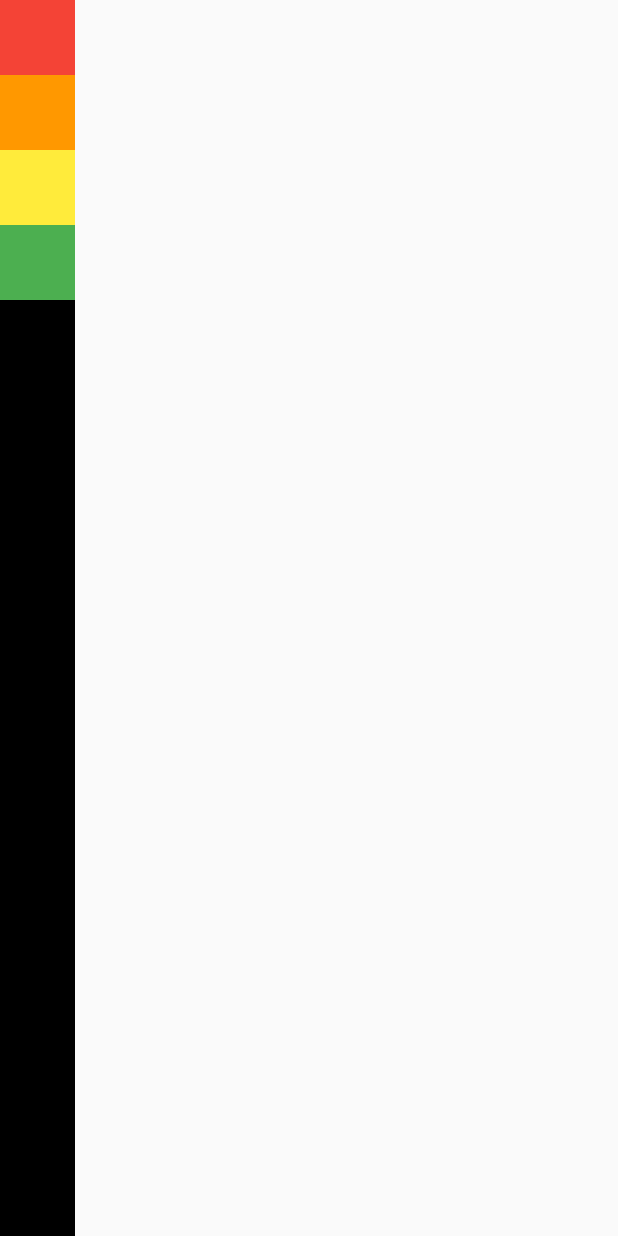
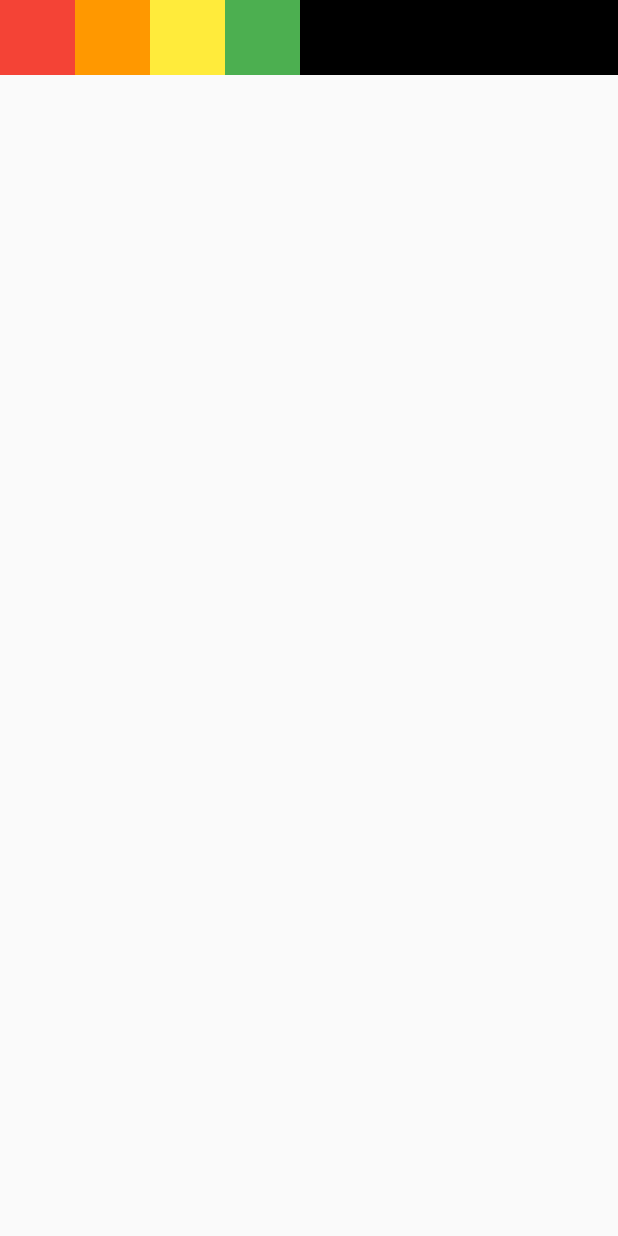
Before and after one commit to HHCHO0220/Flutter_Project, a Flutter app: the screen it shows after launch, on a phone screen of 412 x 824 dp. Run offline on Flutter 3.47's test engine with Material 2 defaults, Android fonts, the phone set to English and light mode, and no system bars.

Commit message:
[Feat] MainAxisAlignment

```diff
--- a/Beginner/row_column/lib/screen/home_screen.dart
+++ b/Beginner/row_column/lib/screen/home_screen.dart
@@ -10,7 +10,15 @@ class HomeScreen extends StatelessWidget {
         bottom: false,
         child: Container(
           color: Colors.black,
-          child: Column(
+          child: Row(
+            // MainAxisAlignment - 주축 정렬
+            // start - 시작
+            // end - 끝
+            // center - 가운데
+            // spaceBetween - 위젯과 위젯의 사이가 동일하게 배치된다
+            // spaceEvenly - 위젯을 같은 간격으로 배치하지만 끝과 끝에도 위젯이 아닌 빈 간격으로 시작한다
+            // spaceAround - spaceEvenly + 끝과 끝의 간격은 1/2
+            mainAxisAlignment: MainAxisAlignment.start,
             children: [
               Container(
                 color: Colors.red,
```
